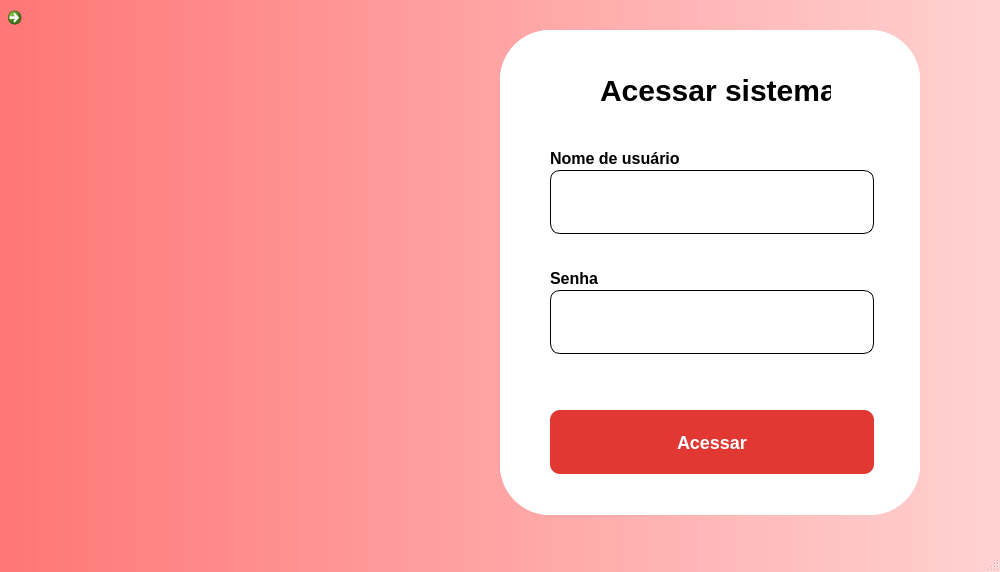
Above: src/Graphics/Login/login.ui from INF112-Programacao2/20222-team-1 before the change. Below: the same form after it.
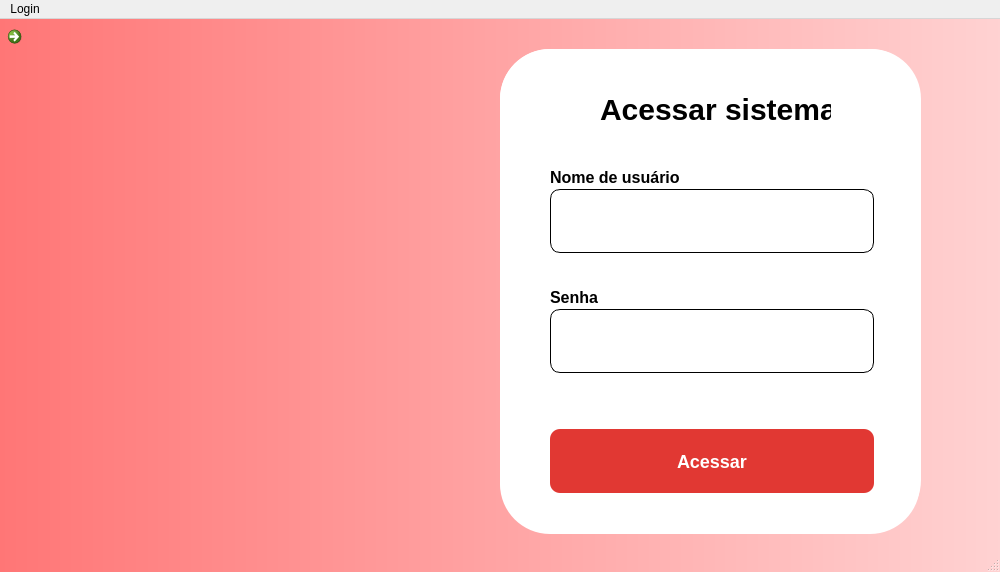
That is the form after the change. Icons and pictures are not drawn.

Commit message: banco cpp

Diff of the .ui file:
```diff
--- a/src/Graphics/Login/login.ui
+++ b/src/Graphics/Login/login.ui
@@ -210,8 +210,8 @@
      <rect>
       <x>500</x>
       <y>30</y>
-      <width>420</width>
-      <height>485</height>
+      <width>421</width>
+      <height>481</height>
      </rect>
     </property>
     <property name="styleSheet">
@@ -388,12 +388,18 @@
      <x>0</x>
      <y>0</y>
      <width>1000</width>
-     <height>22</height>
+     <height>31</height>
     </rect>
    </property>
    <property name="styleSheet">
     <string notr="true"/>
    </property>
+   <widget class="QMenu" name="menuLogin">
+    <property name="title">
+     <string>Login</string>
+    </property>
+   </widget>
+   <addaction name="menuLogin"/>
   </widget>
   <widget class="QStatusBar" name="statusbar">
    <property name="styleSheet">
```
The commit also changes 2 other files.
